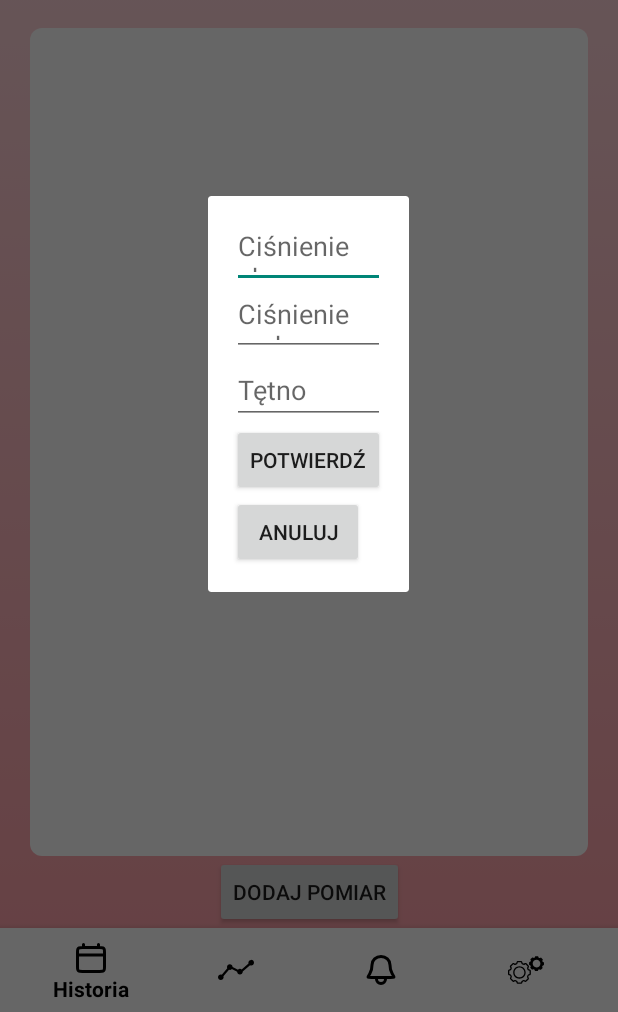
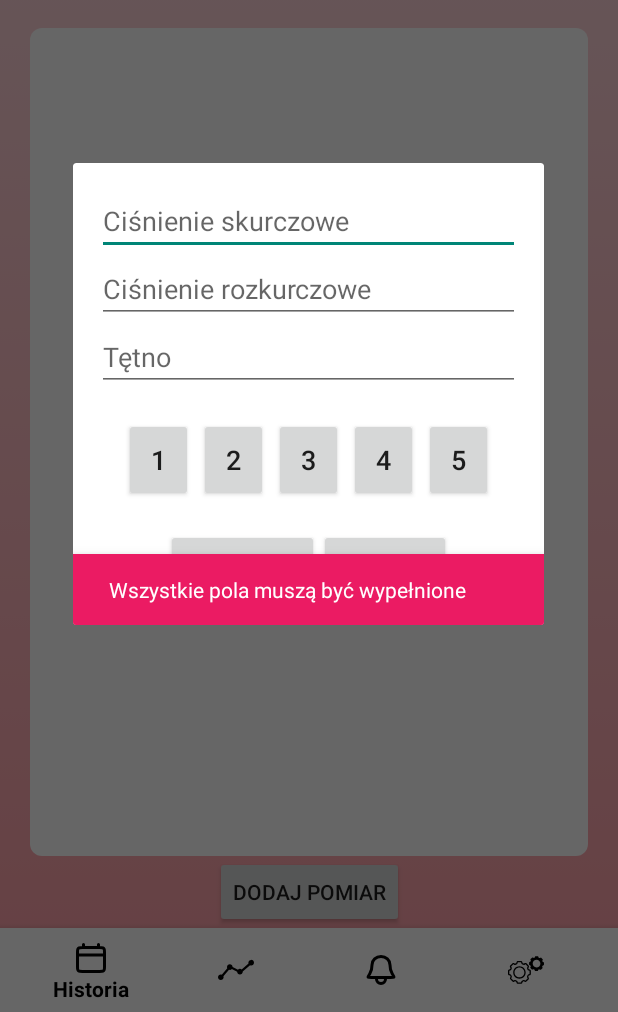
Before and after one commit to WiktoriaPabis/Aplikacja_BP_buddy, an Android app: the fragment AddMeasurementDialogFragment placed in its activity, after a tap on "POTWIERDŹ", on a phone screen of 412 x 824 dp, the part 224-1236 px from its top. Run offline under Robolectric (Android 15) with nearby library versions, the phone set to English and light mode, and no system bars; our stand-ins replace Firebase (no records; nobody signed in at launch, a user with empty details on screens opened directly).

Commit message:
wylogowywanie, zabezpieczenia, dodanie samopoczucia, informacja o ciśnieniu (w trakcie)

```diff
--- a/app/src/main/java/com/example/bp_buddy/AddMeasurement.kt
+++ b/app/src/main/java/com/example/bp_buddy/AddMeasurement.kt
@@ -7,20 +7,30 @@ import android.view.View
 import android.view.ViewGroup
 import android.widget.Button
 import android.widget.EditText
+import android.widget.Toast
+import androidx.core.content.ContextCompat
+import androidx.core.text.isDigitsOnly
 import com.google.firebase.auth.FirebaseAuth
 import com.google.firebase.firestore.ktx.firestore
 import com.google.firebase.ktx.Firebase
 import java.text.SimpleDateFormat
 import java.util.*
 import androidx.fragment.app.DialogFragment
+import com.google.android.material.snackbar.Snackbar
 
 class AddMeasurementDialogFragment : DialogFragment(), View.OnClickListener {
 
-    private var inputSystolic: EditText? = null
-    private var inputDiastolic: EditText? = null
-    private var inputPulse: EditText? = null
-    private var confirmButton: Button? = null
-    private var cancelButton: Button? = null
+    private var inputSystolic: EditText?
+    private var inputDiastolic: EditText?
+    private var inputPulse: EditText?
+    private var confirmButton: Button?
+    private var cancelButton: Button?
+    private var button1: Button?
+    private var button2: Button?
+    private var button3: Button?
+    private var button4: Button?
+    private var button5: Button?
+    private var selectedMood: Int?
 
     init {
         inputSystolic = null
@@ -28,6 +38,12 @@ class AddMeasurementDialogFragment : DialogFragment(), View.OnClickListener {
         inputPulse = null
         confirmButton = null
         cancelButton = null
+        button1 = null
+        button2 = null
+        button3 = null
+        button4 = null
+        button5 = null
+        selectedMood = null
     }
 
     override fun onCreateView(
@@ -42,10 +58,21 @@ class AddMeasurementDialogFragment : DialogFragment(), View.OnClickListener {
         inputPulse = view.findViewById(R.id.inputPulse)
         confirmButton = view.findViewById(R.id.confirmButton)
         cancelButton = view.findViewById(R.id.cancelButton)
+        button1 = view.findViewById(R.id.button1)
+        button2 = view.findViewById(R.id.button2)
+        button3 = view.findViewById(R.id.button3)
+        button4 = view.findViewById(R.id.button4)
+        button5 = view.findViewById(R.id.button5)
 
         // Ustawienie nasłuchiwania kliknięć przycisków
         confirmButton?.setOnClickListener(this)
         cancelButton?.setOnClickListener(this)
+        button1?.setOnClickListener(this)
+        button2?.setOnClickListener(this)
+        button3?.setOnClickListener(this)
+        button4?.setOnClickListener(this)
+        button5?.setOnClickListener(this)
+
 
         return view
     }
@@ -57,10 +84,91 @@ class AddMeasurementDialogFragment : DialogFragment(), View.OnClickListener {
                 val email = FirebaseAuth.getInstance().currentUser?.email.toString()
                 addMeasurement(email)
             }
+
             R.id.cancelButton -> {
                 // Obsługa kliknięcia przycisku "Anuluj"
                 dismiss() // Zamknij
             }
+
+            R.id.button1 -> selectMood(1)
+            R.id.button2 -> selectMood(2)
+            R.id.button3 -> selectMood(3)
+            R.id.button4 -> selectMood(4)
+            R.id.button5 -> selectMood(5)
+
+        }
+    }
+
+    private fun selectMood(mood: Int) {
+        selectedMood = mood
+//         Resetuj kolory przycisków
+        button1?.setBackgroundColor(
+            ContextCompat.getColor(
+                requireContext(),
+                R.color.textBG
+            )
+        )
+        button2?.setBackgroundColor(
+            ContextCompat.getColor(
+                requireContext(),
+                R.color.textBG
+            )
+        )
+        button3?.setBackgroundColor(
+            ContextCompat.getColor(
+                requireContext(),
+                R.color.textBG
+            )
+        )
+        button4?.setBackgroundColor(
+            ContextCompat.getColor(
+                requireContext(),
+                R.color.textBG
+            )
+        )
+        button5?.setBackgroundColor(
+            ContextCompat.getColor(
+                requireContext(),
+                R.color.textBG
+            )
+        )
+
+        // Ustaw kolor wybranego przycisku
+        when (mood) {
+            1 -> button1?.setBackgroundColor(
+                ContextCompat.getColor(
+                    requireContext(),
+                    R.color.pink_200
+                )
+            )
+
+            2 -> button2?.setBackgroundColor(
+                ContextCompat.getColor(
+                    requireContext(),
+                    R.color.pink_200
+                )
+            )
+
+            3 -> button3?.setBackgroundColor(
+                ContextCompat.getColor(
+                    requireContext(),
+                    R.color.pink_200
+                )
+            )
+
+            4 -> button4?.setBackgroundColor(
+                ContextCompat.getColor(
+                    requireContext(),
+                    R.color.pink_200
+                )
+            )
+
+            5 -> button5?.setBackgroundColor(
+                ContextCompat.getColor(
+                    requireContext(),
+                    R.color.pink_200
+                )
+            )
         }
     }
 
@@ -69,8 +177,23 @@ class AddMeasurementDialogFragment : DialogFragment(), View.OnClickListener {
         val diastolic = inputDiastolic?.text.toString().trim()
         val pulse = inputPulse?.text.toString().trim()
 
-        if (TextUtils.isEmpty(systolic) || TextUtils.isEmpty(diastolic) || TextUtils.isEmpty(pulse)) {
-            (activity as BaseActivity).showErrorSnackBar("Wszystkie pola muszą być wypełnione", true)
+        if (TextUtils.isEmpty(systolic) || TextUtils.isEmpty(diastolic) || TextUtils.isEmpty(pulse) || selectedMood == null) {
+            showErrorSnackBar("Wszystkie pola muszą być wypełnione", true)
+            return false
+        }
+
+        if (!diastolic?.isDigitsOnly()!!) {
+            showErrorSnackBar("Ciśnienie rozkurczowe musi być liczbą", true)
+            return false
+        }
+
+        if (!systolic?.isDigitsOnly()!!) {
+            showErrorSnackBar("Ciśnienie skurczowe musi być liczbą", true)
+            return false
+        }
+
+        if (!pulse?.isDigitsOnly()!!) {
+            showErrorSnackBar("Tętno musi być liczbą", true)
             return false
         }
 
@@ -95,21 +218,48 @@ class AddMeasurementDialogFragment : DialogFragment(), View.OnClickListener {
                 "Data i czas" to dateTime,
                 "Ciśnienie rozkurczowe" to inputDiastolic?.text.toString().toInt(),
                 "Ciśnienie skurczowe" to inputSystolic?.text.toString().toInt(),
-                "Tętno" to inputPulse?.text.toString().toInt()
+                "Tętno" to inputPulse?.text.toString().toInt(),
+                "Samopoczucie" to selectedMood
             )
 
             userCollection.document(measurementId)
                 .set(measurement)
                 .addOnSuccessListener {
-                    (activity as? BaseActivity)?.showErrorSnackBar("Dokument pomiarów został pomyślnie dodany jako $measurementId.", false)
-                    dismiss() // Zamknij dialog
+                    Toast.makeText(
+                        context,
+                        "Dokument pomiarów został pomyślnie dodany jako $measurementId.",
+                        Toast.LENGTH_SHORT
+                    ).show()
+
+                    val dialog = MeasurementInfoDialogFragment()
+                    dialog.setPreviousFragment(this@AddMeasurementDialogFragment)
+                    dialog.show(childFragmentManager, "MeasurementInfoDialogFragment")
+
+//                    dismiss() // zamknięcie dialogu
 
                 }
                 .addOnFailureListener { e ->
-                    (activity as? BaseActivity)?.showErrorSnackBar("Wystąpił błąd podczas dodawania dokumentu pomiarów: $e", true)
+                    showErrorSnackBar("Wystąpił błąd podczas dodawania dokumentu pomiarów", true)
                 }
         }.addOnFailureListener { e ->
-            (activity as? BaseActivity)?.showErrorSnackBar("Wystąpił błąd podczas pobierania dokumentów: $e", true)
+            showErrorSnackBar("Wystąpił błąd podczas pobierania dokumentów", true)
+        }
+    }
+
+
+    private fun showErrorSnackBar(message: String, errorMessage: Boolean) {
+        view?.let {
+            val snackbar = Snackbar.make(it, message, Snackbar.LENGTH_LONG)
+            val snackbarView = snackbar.view
+
+            // Ustawienie koloru paska Snackbar na podstawie typu komunikatu
+            val bgColor = if (errorMessage) {
+                ContextCompat.getColor(requireContext(), R.color.colorSnackBarError)
+            } else {
+                ContextCompat.getColor(requireContext(), R.color.colorSnackBarSuccess)
+            }
+            snackbarView.setBackgroundColor(bgColor)
+            snackbar.show()
         }
     }
 }
--- a/app/src/main/res/layout/fragment_add_measurement.xml
+++ b/app/src/main/res/layout/fragment_add_measurement.xml
@@ -23,15 +23,79 @@
         android:layout_height="wrap_content"
         android:hint="Tętno" />
 
+    <LinearLayout
+        android:layout_width="match_parent"
+        android:layout_height="wrap_content"
+        android:orientation="horizontal"
+        android:layout_marginTop="16dp"
+        android:layout_marginStart="16dp"
+        android:layout_marginEnd="16dp"
+        android:gravity="center">
+
+        <Button
+            android:id="@+id/button1"
+            android:layout_width="46dp"
+            android:layout_height="56dp"
+            android:text="1"
+            android:textSize="18sp"
+            android:layout_margin="2dp" />
+
+        <Button
+            android:id="@+id/button2"
+            android:layout_width="46dp"
+            android:layout_height="56dp"
+            android:text="2"
+            android:textSize="18sp"
+            android:layout_margin="2dp" />
+
+        <Button
+            android:id="@+id/button3"
+            android:layout_width="46dp"
+            android:layout_height="56dp"
+            android:text="3"
+            android:textSize="18sp"
+            android:layout_margin="2dp" />
+
+        <Button
+            android:id="@+id/button4"
+            android:layout_width="46dp"
+            android:layout_height="56dp"
+            android:text="4"
+            android:textSize="18sp"
+            android:layout_margin="2dp" />
+
+        <Button
+            android:id="@+id/button5"
+            android:layout_width="46dp"
+            android:layout_height="56dp"
+            android:text="5"
+            android:textSize="18sp"
+            android:layout_margin="2dp" />
+
+    </LinearLayout>
+
+
+    <LinearLayout
+        android:layout_width="match_parent"
+        android:layout_height="wrap_content"
+        android:orientation="horizontal"
+        android:layout_marginTop="16dp"
+        android:layout_marginStart="16dp"
+        android:layout_marginEnd="16dp"
+        android:gravity="center">
+
         <Button
             android:id="@+id/confirmButton"
+            android:orientation="horizontal"
             android:layout_width="wrap_content"
             android:layout_height="wrap_content"
             android:text="Potwierdź" />
 
         <Button
             android:id="@+id/cancelButton"
+            android:orientation="horizontal"
             android:layout_width="wrap_content"
             android:layout_height="wrap_content"
             android:text="Anuluj" />
     </LinearLayout>
+</LinearLayout>
--- a/gradle/libs.versions.toml
+++ b/gradle/libs.versions.toml
@@ -1,5 +1,6 @@
 [versions]
 agp = "8.3.2"
+coreKtxVersion = "2.2.0"
 kotlin = "1.9.0"
 coreKtx = "1.13.0"
 junit = "4.13.2"
@@ -11,9 +12,11 @@ activity = "1.8.0"
 constraintlayout = "2.1.4"
 googleServices = "4.4.1"
 firebaseFirestore = "25.0.0"
+playServicesFitness = "21.2.0"
 
 [libraries]
 androidx-core-ktx = { group = "androidx.core", name = "core-ktx", version.ref = "coreKtx" }
+androidx-core-ktx-v220 = { module = "androidx.core:core-ktx", version.ref = "coreKtxVersion" }
 junit = { group = "junit", name = "junit", version.ref = "junit" }
 androidx-junit = { group = "androidx.test.ext", name = "junit", version.ref = "junitVersion" }
 androidx-espresso-core = { group = "androidx.test.espresso", name = "espresso-core", version.ref = "espressoCore" }
@@ -23,6 +26,7 @@ androidx-activity = { group = "androidx.activity", name = "activity", version.re
 androidx-constraintlayout = { group = "androidx.constraintlayout", name = "constraintlayout", version.ref = "constraintlayout" }
 google-services = { group = "com.google.gms", name = "google-services", version.ref = "googleServices" }
 firebase-firestore = { group = "com.google.firebase", name = "firebase-firestore", version.ref = "firebaseFirestore" }
+play-services-fitness = { group = "com.google.android.gms", name = "play-services-fitness", version.ref = "playServicesFitness" }
 
 [plugins]
 androidApplication = { id = "com.android.application", version.ref = "agp" }
```
Also changed, not shown: app/build.gradle.kts (+10 -9 lines), app/src/main/java/com/example/bp_buddy/FirestoreClass.kt (+7 -7 lines), app/src/main/java/com/example/bp_buddy/GraphFragment.kt (+87 -25 lines), app/src/main/java/com/example/bp_buddy/MeasuerementInfo.kt (added, +70 -0 lines), app/src/main/java/com/example/bp_buddy/PasswordChange.kt (added, +133 -0 lines), app/src/main/java/com/example/bp_buddy/RegisterActivity.kt (+4 -4 lines), app/src/main/java/com/example/bp_buddy/SettingsFragment.kt (+7 -4 lines), app/src/main/res/layout/fragment_graph.xml (+11 -11 lines), app/src/main/res/layout/fragment_measurement_info.xml (added, +31 -0 lines), app/src/main/res/layout/fragment_password_change.xml (added, +34 -0 lines). Lines whose indentation alone changed are shown as unchanged.
